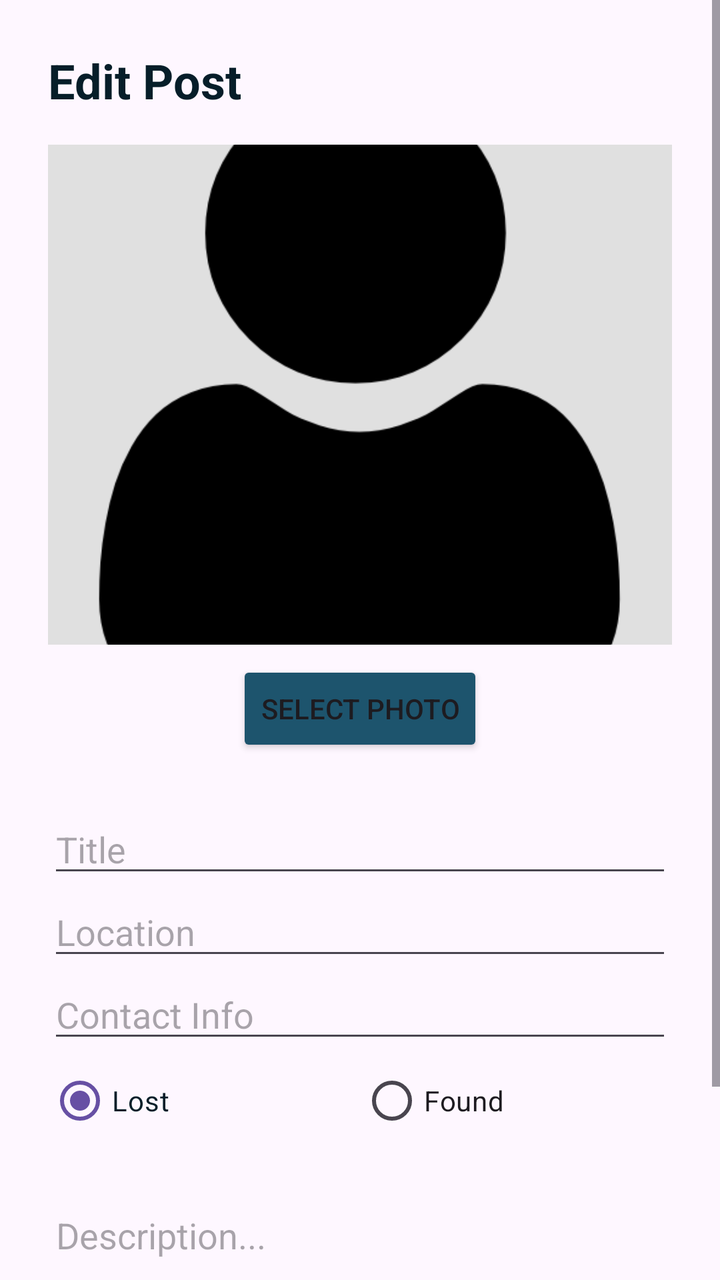
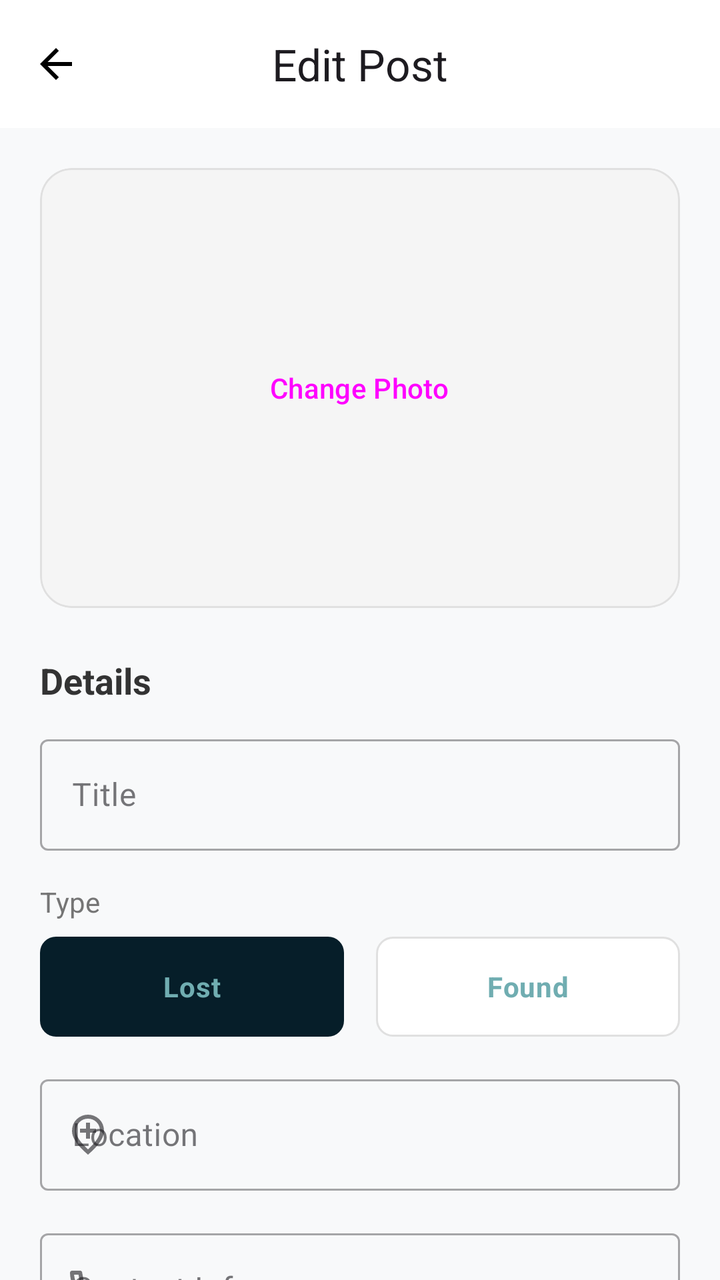

The first picture is an Android layout as it rendered before a commit; the second is the same layout after the commit. The layout source and the unified diff follow.
<!-- AndroidManifest.xml: application theme Theme.Finder -->
<!-- res/layout/activity_edit_item.xml -->
<?xml version="1.0" encoding="utf-8"?>
<ScrollView xmlns:android="http://schemas.android.com/apk/res/android"
    android:layout_width="match_parent"
    android:layout_height="match_parent"
    android:fillViewport="true">

    <LinearLayout
        android:layout_width="match_parent"
        android:layout_height="wrap_content"
        android:orientation="vertical"
        android:padding="24dp">

        <TextView
            android:text="Edit Post"
            android:textSize="24sp"
            android:textStyle="bold"
            android:textColor="@color/primary_dark"
            android:layout_marginBottom="16dp"
            android:layout_width="wrap_content"
            android:layout_height="wrap_content"/>

        <ImageView
            android:id="@+id/imgPreview"
            android:layout_width="match_parent"
            android:layout_height="250dp"
            android:scaleType="centerCrop"
            android:background="#E0E0E0"
            android:src="@drawable/ic_acc"
            android:layout_marginBottom="8dp"/>

        <Button
            android:id="@+id/btnSelectImage"
            android:text="Select Photo"
            android:backgroundTint="@color/title"
            android:layout_marginBottom="24dp"
            android:layout_gravity="center_horizontal"
            android:layout_width="wrap_content"
            android:layout_height="wrap_content"/>

        <EditText
            android:id="@+id/etTitle"
            android:hint="Title"
            android:layout_width="match_parent"
            android:layout_height="wrap_content"
            android:imeOptions="actionDone"
            android:inputType="text"/>

        <EditText
            android:id="@+id/etZone"
            android:hint="Location"
            android:layout_width="match_parent"
            android:layout_height="wrap_content"
            android:imeOptions="actionDone"
            android:inputType="text"/>

        <EditText
            android:id="@+id/etContact"
            android:hint="Contact Info"
            android:layout_width="match_parent"
            android:layout_height="wrap_content"
            android:imeOptions="actionDone"
            android:inputType="text|phone"/>

        <RadioGroup
            android:id="@+id/rgType"
            android:orientation="horizontal"
            android:checkedButton="@+id/rbLost"
            android:layout_width="match_parent"
            android:layout_height="wrap_content"
            android:outlineAmbientShadowColor="@color/accent"
            android:outlineSpotShadowColor="@color/accent">
            <RadioButton android:id="@+id/rbLost" android:textColor="@color/primary_dark"  android:text="Lost" android:layout_weight="1" android:layout_width="0dp" android:layout_height="wrap_content"/>
            <RadioButton android:id="@+id/rbFound" android:text="Found" android:layout_weight="1" android:layout_width="0dp" android:layout_height="wrap_content"/>
        </RadioGroup>

        <EditText
            android:id="@+id/etDesc"
            android:hint="Description..."
            android:lines="3"
            android:layout_width="match_parent"
            android:layout_height="wrap_content"
            android:imeOptions="actionDone"
            android:inputType="textMultiLine"/>

        <Button
            android:id="@+id/btnUpdate"
            android:text="Update Post"
            android:layout_marginTop="24dp"
            android:backgroundTint="@color/title"
            android:layout_width="match_parent"
            android:layout_height="wrap_content"/>

    </LinearLayout>
</ScrollView>
<!-- resources referenced by this layout -->
<resources>
  <color name="title">#1D546D</color>
  <!-- drawable ic_acc: png bitmap (drawable, 11096 bytes) -->
  <!-- unchanged entries left out for length: 4 -->
</resources>

<!-- the commit's change to res/layout/activity_edit_item.xml (unified diff, before → after) -->
@@ -1,94 +1,192 @@
 <?xml version="1.0" encoding="utf-8"?>
-<ScrollView xmlns:android="http://schemas.android.com/apk/res/android"
+<androidx.coordinatorlayout.widget.CoordinatorLayout
+    xmlns:android="http://schemas.android.com/apk/res/android"
+    xmlns:app="http://schemas.android.com/apk/res-auto"
+    xmlns:tools="http://schemas.android.com/tools"
     android:layout_width="match_parent"
     android:layout_height="match_parent"
-    android:fillViewport="true">
+    android:fitsSystemWindows="true"
+    android:background="#F8F9FA">
 
-    <LinearLayout
+    <com.google.android.material.appbar.AppBarLayout
         android:layout_width="match_parent"
         android:layout_height="wrap_content"
-        android:orientation="vertical"
-        android:padding="24dp">
+        app:elevation="0dp"
+        android:background="@android:color/white">
 
-        <TextView
-            android:text="Edit Post"
-            android:textSize="24sp"
-            android:textStyle="bold"
-            android:textColor="@color/primary_dark"
-            android:layout_marginBottom="16dp"
-            android:layout_width="wrap_content"
-            android:layout_height="wrap_content"/>
+        <com.google.android.material.appbar.MaterialToolbar
+            android:id="@+id/toolbar"
+            android:layout_width="match_parent"
+            android:layout_height="?attr/actionBarSize"
+            app:title="Edit Post"
+            app:titleCentered="true"
+            app:navigationIcon="@drawable/outline_arrow_back_24" />
+    </com.google.android.material.appbar.AppBarLayout>
 
-        <ImageView
-            android:id="@+id/imgPreview"
-            android:layout_width="match_parent"
-            android:layout_height="250dp"
-            android:scaleType="centerCrop"
-            android:background="#E0E0E0"
-            android:src="@drawable/ic_acc"
-            android:layout_marginBottom="8dp"/>
+    <androidx.core.widget.NestedScrollView
+        android:layout_width="match_parent"
+        android:layout_height="match_parent"
+        android:fillViewport="true"
+        app:layout_behavior="@string/appbar_scrolling_view_behavior">
 
-        <Button
-            android:id="@+id/btnSelectImage"
-            android:text="Select Photo"
-            android:backgroundTint="@color/title"
-            android:layout_marginBottom="24dp"
-            android:layout_gravity="center_horizontal"
-            android:layout_width="wrap_content"
-            android:layout_height="wrap_content"/>
-
-        <EditText
-            android:id="@+id/etTitle"
-            android:hint="Title"
+        <LinearLayout
             android:layout_width="match_parent"
             android:layout_height="wrap_content"
-            android:imeOptions="actionDone"
-            android:inputType="text"/>
+            android:orientation="vertical"
+            android:padding="20dp"
+            android:paddingBottom="200dp"> <com.google.android.material.card.MaterialCardView
+            android:layout_width="match_parent"
+            android:layout_height="220dp"
+            app:cardCornerRadius="16dp"
+            app:cardElevation="0dp"
+            app:strokeColor="#E0E0E0"
+            app:strokeWidth="1dp">
 
-        <EditText
-            android:id="@+id/etZone"
-            android:hint="Location"
-            android:layout_width="match_parent"
-            android:layout_height="wrap_content"
-            android:imeOptions="actionDone"
-            android:inputType="text"/>
+            <FrameLayout
+                android:layout_width="match_parent"
+                android:layout_height="match_parent">
 
-        <EditText
-            android:id="@+id/etContact"
-            android:hint="Contact Info"
-            android:layout_width="match_parent"
-            android:layout_height="wrap_content"
-            android:imeOptions="actionDone"
-            android:inputType="text|phone"/>
+                <ImageView
+                    android:id="@+id/imgPreview"
+                    android:layout_width="match_parent"
+                    android:layout_height="match_parent"
+                    android:scaleType="centerCrop"
+                    android:src="#F5F5F5" />
 
-        <RadioGroup
-            android:id="@+id/rgType"
-            android:orientation="horizontal"
-            android:checkedButton="@+id/rbLost"
-            android:layout_width="match_parent"
-            android:layout_height="wrap_content"
-            android:outlineAmbientShadowColor="@color/accent"
-            android:outlineSpotShadowColor="@color/accent">
-            <RadioButton android:id="@+id/rbLost" android:textColor="@color/primary_dark"  android:text="Lost" android:layout_weight="1" android:layout_width="0dp" android:layout_height="wrap_content"/>
-            <RadioButton android:id="@+id/rbFound" android:text="Found" android:layout_weight="1" android:layout_width="0dp" android:layout_height="wrap_content"/>
-        </RadioGroup>
+                <Button
+                    android:id="@+id/btnSelectImage"
+                    style="@style/Widget.Material3.Button.TonalButton"
+                    android:layout_width="wrap_content"
+                    android:layout_height="wrap_content"
+                    android:layout_gravity="center"
+                    android:text="Change Photo"
+                    app:icon="@drawable/outline_add_a_photo_24" />
+            </FrameLayout>
+        </com.google.android.material.card.MaterialCardView>
 
-        <EditText
-            android:id="@+id/etDesc"
-            android:hint="Description..."
-            android:lines="3"
-            android:layout_width="match_parent"
-            android:layout_height="wrap_content"
-            android:imeOptions="actionDone"
-            android:inputType="textMultiLine"/>
+            <TextView
+                android:layout_width="wrap_content"
+                android:layout_height="wrap_content"
+                android:text="Details"
+                android:layout_marginTop="24dp"
+                android:layout_marginBottom="12dp"
+                android:textStyle="bold"
+                android:textSize="18sp"
+                android:textColor="#333"/>
 
-        <Button
-            android:id="@+id/btnUpdate"
-            android:text="Update Post"
-            android:layout_marginTop="24dp"
-            android:backgroundTint="@color/title"
-            android:layout_width="match_parent"
-            android:layout_height="wrap_content"/>
+            <com.google.android.material.textfield.TextInputLayout
+                android:layout_width="match_parent"
+                android:layout_height="wrap_content"
+                android:hint="Title"
+                style="@style/Widget.MaterialComponents.TextInputLayout.OutlinedBox">
 
-    </LinearLayout>
-</ScrollView>
+                <com.google.android.material.textfield.TextInputEditText
+                    android:id="@+id/etTitle"
+                    android:layout_width="match_parent"
+                    android:layout_height="wrap_content"
+                    android:inputType="textCapSentences" />
+            </com.google.android.material.textfield.TextInputLayout>
+
+            <TextView
+                android:layout_width="wrap_content"
+                android:layout_height="wrap_content"
+                android:text="Type"
+                android:layout_marginTop="16dp"
+                android:layout_marginBottom="8dp"
+                android:textSize="14sp"
+                android:textColor="#757575"/>
+
+            <RadioGroup
+                android:id="@+id/rgType"
+                android:layout_width="match_parent"
+                android:layout_height="50dp"
+                android:orientation="horizontal"
+                android:weightSum="2"
+                android:checkedButton="@+id/rbLost">
+
+                <RadioButton
+                    android:id="@+id/rbLost"
+                    android:layout_width="0dp"
+                    android:layout_height="match_parent"
+                    android:layout_weight="1"
+                    android:layout_marginEnd="8dp"
+                    android:background="@drawable/selector_radio_flat"
+                    android:button="@null"
+                    android:text="Lost"
+                    android:textAlignment="center"
+                    android:textColor="@color/accent"
+                    android:textStyle="bold" />
+
+                <RadioButton
+                    android:id="@+id/rbFound"
+                    android:layout_width="0dp"
+                    android:layout_height="match_parent"
+                    android:layout_weight="1"
+                    android:layout_marginStart="8dp"
+                    android:background="@drawable/selector_radio_flat"
+                    android:button="@null"
+                    android:text="Found"
+                    android:textAlignment="center"
+                    android:textColor="@color/accent"
+                    android:textStyle="bold"/>
+            </RadioGroup>
+
+            <com.google.android.material.textfield.TextInputLayout
+                android:layout_width="match_parent"
+                android:layout_height="wrap_content"
+                android:layout_marginTop="16dp"
+                android:hint="Location"
+                app:startIconDrawable="@drawable/outline_add_location_24"
+                style="@style/Widget.MaterialComponents.TextInputLayout.OutlinedBox">
+
+                <com.google.android.material.textfield.TextInputEditText
+                    android:id="@+id/etZone"
+                    android:layout_width="match_parent"
+                    android:layout_height="wrap_content"
+                    android:inputType="textCapWords" />
+            </com.google.android.material.textfield.TextInputLayout>
+
+            <com.google.android.material.textfield.TextInputLayout
+                android:layout_width="match_parent"
+                android:layout_height="wrap_content"
+                android:layout_marginTop="16dp"
+                android:hint="Contact Info"
+                app:startIconDrawable="@drawable/outline_call_24"
+                style="@style/Widget.MaterialComponents.TextInputLayout.OutlinedBox">
+
+                <com.google.android.material.textfield.TextInputEditText
+                    android:id="@+id/etContact"
+                    android:layout_width="match_parent"
+                    android:layout_height="wrap_content"
+                    android:inputType="phone" />
+            </com.google.android.material.textfield.TextInputLayout>
+
+            <com.google.android.material.textfield.TextInputLayout
+                android:layout_width="match_parent"
+                android:layout_height="wrap_content"
+                android:layout_marginTop="16dp"
+                android:hint="Description"
+                style="@style/Widget.MaterialComponents.TextInputLayout.OutlinedBox">
+
+                <com.google.android.material.textfield.TextInputEditText
+                    android:id="@+id/etDesc"
+                    android:layout_width="match_parent"
+                    android:layout_height="wrap_content"
+                    android:inputType="textMultiLine"
+                    android:minLines="3"
+                    android:gravity="top"/>
+            </com.google.android.material.textfield.TextInputLayout>
+
+            <com.google.android.material.button.MaterialButton
+                android:id="@+id/btnUpdate"
+                android:layout_width="match_parent"
+                android:layout_height="60dp"
+                android:layout_marginTop="32dp"
+                android:text="Update Post"
+                android:textSize="16sp"
+                app:cornerRadius="12dp"
+                android:backgroundTint="@color/primary_dark"/>
+
+        </LinearLayout>
+    </androidx.core.widget.NestedScrollView>
+</androidx.coordinatorlayout.widget.CoordinatorLayout>
<!-- resource entries referenced after the edit -->
@@ -1,7 +1,46 @@
 <!-- resources referenced by this layout -->
 <resources>
-  <color name="title">#1D546D</color>
-  <!-- drawable ic_acc: png bitmap (drawable, 11096 bytes) -->
+  <!-- drawable outline_add_a_photo_24 (drawable) -->
+  <vector xmlns:android="http://schemas.android.com/apk/res/android" android:height="24dp" android:tint="#000000" android:viewportHeight="960" android:viewportWidth="960" android:width="24dp">
+        
+      <path android:fillColor="@android:color/white" android:pathData="M440,520L440,520L440,520L440,520L440,520L440,520Q440,520 440,520Q440,520 440,520L440,520Q440,520 440,520Q440,520 440,520L440,520Q440,520 440,520Q440,520 440,520L440,520L440,520ZM120,840Q87,840 63.5,816.5Q40,793 40,760L40,280Q40,247 63.5,223.5Q87,200 120,200L246,200L320,120L560,120L560,200L355,200L282,280L120,280Q120,280 120,280Q120,280 120,280L120,760Q120,760 120,760Q120,760 120,760L760,760Q760,760 760,760Q760,760 760,760L760,400L840,400L840,760Q840,793 816.5,816.5Q793,840 760,840L120,840ZM760,280L760,200L680,200L680,120L760,120L760,40L840,40L840,120L920,120L920,200L840,200L840,280L760,280ZM440,700Q515,700 567.5,647.5Q620,595 620,520Q620,445 567.5,392.5Q515,340 440,340Q365,340 312.5,392.5Q260,445 260,520Q260,595 312.5,647.5Q365,700 440,700ZM440,620Q398,620 369,591Q340,562 340,520Q340,478 369,449Q398,420 440,420Q482,420 511,449Q540,478 540,520Q540,562 511,591Q482,620 440,620Z"/>
+      
+  </vector>
+  <!-- drawable outline_add_location_24 (drawable) -->
+  <vector xmlns:android="http://schemas.android.com/apk/res/android" android:height="24dp" android:tint="#000000" android:viewportHeight="960" android:viewportWidth="960" android:width="24dp">
+        
+      <path android:fillColor="@android:color/white" android:pathData="M440,560L520,560L520,440L640,440L640,360L520,360L520,240L440,240L440,360L320,360L320,440L440,440L440,560ZM480,774Q602,662 661,570.5Q720,479 720,408Q720,299 650.5,229.5Q581,160 480,160Q379,160 309.5,229.5Q240,299 240,408Q240,479 299,570.5Q358,662 480,774ZM480,880Q319,743 239.5,625.5Q160,508 160,408Q160,258 256.5,169Q353,80 480,80Q607,80 703.5,169Q800,258 800,408Q800,508 720.5,625.5Q641,743 480,880ZM480,400Q480,400 480,400Q480,400 480,400Q480,400 480,400Q480,400 480,400Q480,400 480,400Q480,400 480,400Q480,400 480,400Q480,400 480,400Z"/>
+      
+  </vector>
+  <!-- drawable outline_arrow_back_24 (drawable) -->
+  <vector xmlns:android="http://schemas.android.com/apk/res/android" android:autoMirrored="true" android:height="24dp" android:tint="#000000" android:viewportHeight="960" android:viewportWidth="960" android:width="24dp">
+        
+      <path android:fillColor="@android:color/white" android:pathData="M313,520L537,744L480,800L160,480L480,160L537,216L313,440L800,440L800,520L313,520Z"/>
+      
+  </vector>
+  <!-- drawable outline_call_24 (drawable) -->
+  <vector xmlns:android="http://schemas.android.com/apk/res/android" android:height="24dp" android:tint="#000000" android:viewportHeight="960" android:viewportWidth="960" android:width="24dp">
+        
+      <path android:fillColor="@android:color/white" android:pathData="M798,840Q673,840 551,785.5Q429,731 329,631Q229,531 174.5,409Q120,287 120,162Q120,144 132,132Q144,120 162,120L324,120Q338,120 349,129.5Q360,139 362,152L388,292Q390,308 387,319Q384,330 376,338L279,436Q299,473 326.5,507.5Q354,542 387,574Q418,605 452,631.5Q486,658 524,680L618,586Q627,577 641.5,572.5Q656,568 670,570L808,598Q822,602 831,612.5Q840,623 840,636L840,798Q840,816 828,828Q816,840 798,840ZM241,360L307,294Q307,294 307,294Q307,294 307,294L290,200Q290,200 290,200Q290,200 290,200L201,200Q201,200 201,200Q201,200 201,200Q206,241 215,281Q224,321 241,360ZM599,718Q638,735 678.5,745Q719,755 760,758Q760,758 760,758Q760,758 760,758L760,670Q760,670 760,670Q760,670 760,670L666,651Q666,651 666,651Q666,651 666,651L599,718ZM241,360Q241,360 241,360Q241,360 241,360Q241,360 241,360Q241,360 241,360L241,360Q241,360 241,360Q241,360 241,360L241,360Q241,360 241,360Q241,360 241,360ZM599,718L599,718Q599,718 599,718Q599,718 599,718L599,718Q599,718 599,718Q599,718 599,718L599,718Q599,718 599,718Q599,718 599,718Q599,718 599,718Q599,718 599,718Z"/>
+      
+  </vector>
+  <!-- drawable selector_radio_flat (drawable) -->
+  <?xml version="1.0" encoding="utf-8"?>
+  <selector xmlns:android="http://schemas.android.com/apk/res/android">
+      <item android:state_checked="true">
+          <shape android:shape="rectangle">
+              <solid android:color="@color/primary_dark"/> <corners android:radius="8dp"/>
+          </shape>
+      </item>
+  
+      <item>
+          <shape android:shape="rectangle">
+              <stroke android:width="1dp" android:color="#E0E0E0"/>
+              <solid android:color="@android:color/white"/>
+              <corners android:radius="8dp"/>
+          </shape>
+      </item>
+  </selector>
   <!-- unchanged entries left out for length: 4 -->
 </resources>
 
